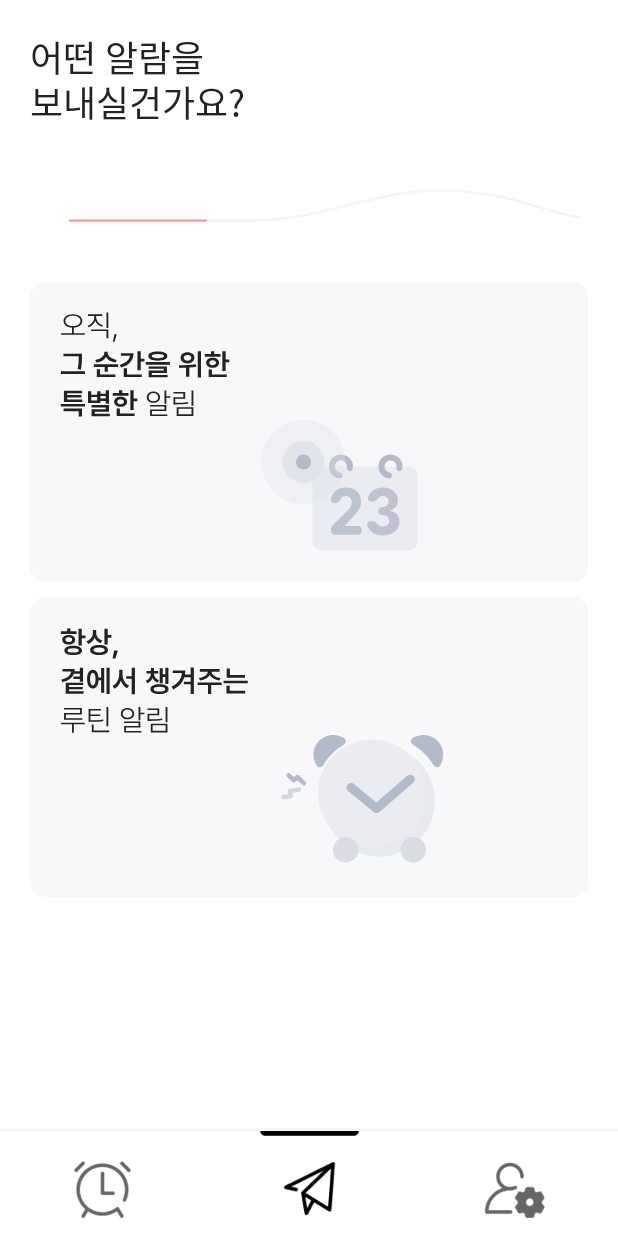
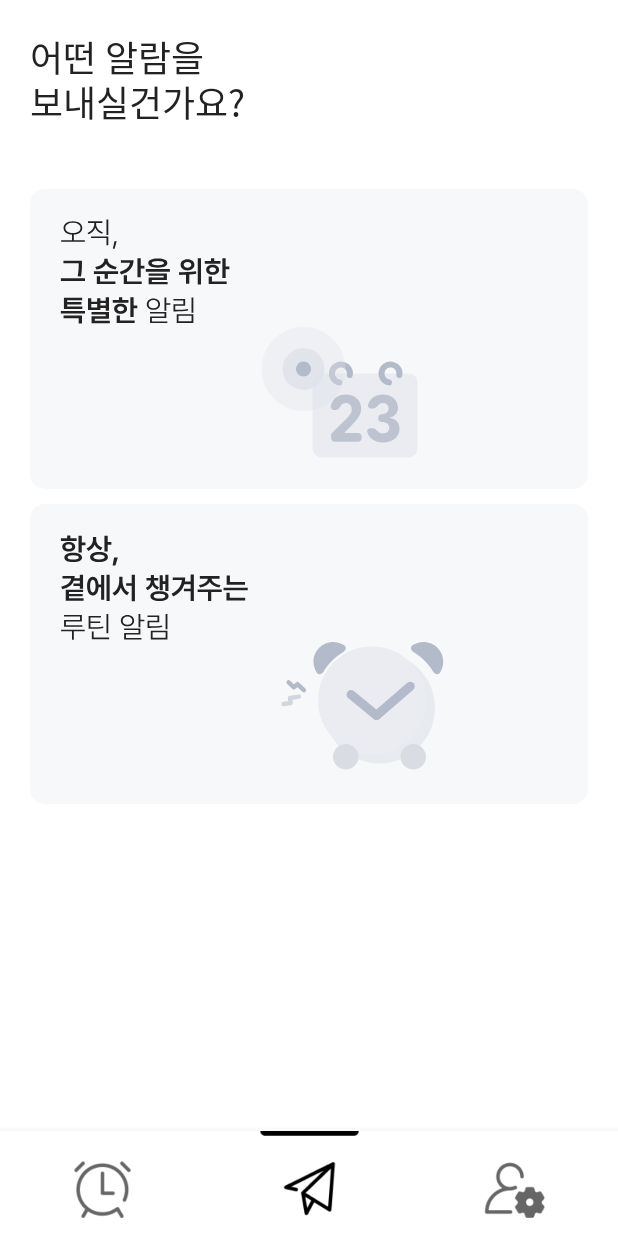
Before and after one commit to bentleypark/AlioUlio, an Android app built with Jetpack Compose: the screen it shows after launch (MainActivity), item 2 of the bottom bar chosen, on a phone screen of 412 x 824 dp. Run offline under Robolectric (Android 15) with nearby library versions, the phone set to English and light mode, and no system bars; our stand-ins replace Dagger/Hilt's generated code, accompanist.

Commit message:
알람 선택 시작 화면에서 progress imag 제거

```diff
--- a/app/src/main/java/com/alio/ulio/ui/alarm/AlarmTypeSelectUi.kt
+++ b/app/src/main/java/com/alio/ulio/ui/alarm/AlarmTypeSelectUi.kt
@@ -36,13 +36,13 @@ fun AlarmTypeSelectionUi(navController: NavController) {
     }
 
     Scaffold(
-        topBar = { AlarmUiToolbar(false, "어떤 알람을 \n보내실건가요?", 1) }) {
+        topBar = { AlarmUiToolbar(false, "어떤 알람을 \n보내실건가요?") }) {
         AlarmTypeSelectList()
     }
 }
 
 @Composable
-fun AlarmUiToolbar(backButtonYn: Boolean, title: String, stage: Int) {
+fun AlarmUiToolbar(backButtonYn: Boolean, title: String) {
     Column {
         AnimatedVisibility(visible = backButtonYn) {
             Icon(
@@ -60,14 +60,14 @@ fun AlarmUiToolbar(backButtonYn: Boolean, title: String, stage: Int) {
             ),
             modifier = Modifier.padding(start = 20.dp, top = 20.dp)
         )
-        Image(
-            painter = painterResource(getStageImage(stage)),
-            contentDescription = null,
-            modifier = Modifier
-                .fillMaxWidth()
-                .wrapContentHeight()
-                .padding(start = 20.dp, top = 40.dp)
-        )
+//        Image(
+//            painter = painterResource(getStageImage(stage)),
+//            contentDescription = null,
+//            modifier = Modifier
+//                .fillMaxWidth()
+//                .wrapContentHeight()
+//                .padding(start = 20.dp, top = 40.dp)
+//        )
     }
 }
 
```
Also changed, not shown: app/src/main/java/com/alio/ulio/ui/alarm/AlarmTimeSelectionUi.kt (deleted, +0 -20 lines).
